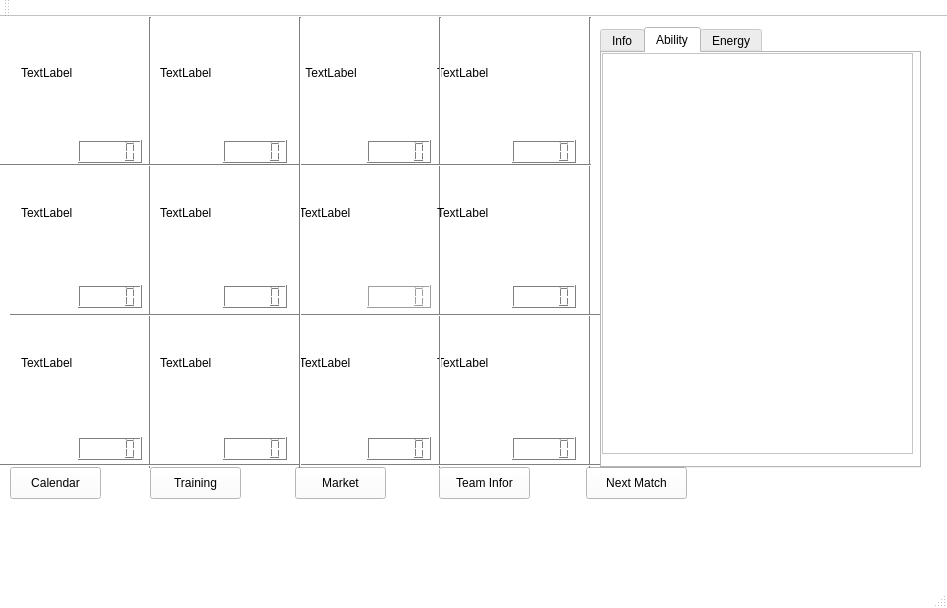
skandermoalla/CSE201-Top5, file BTM_Qt/mainwindow.ui: the form before one commit.
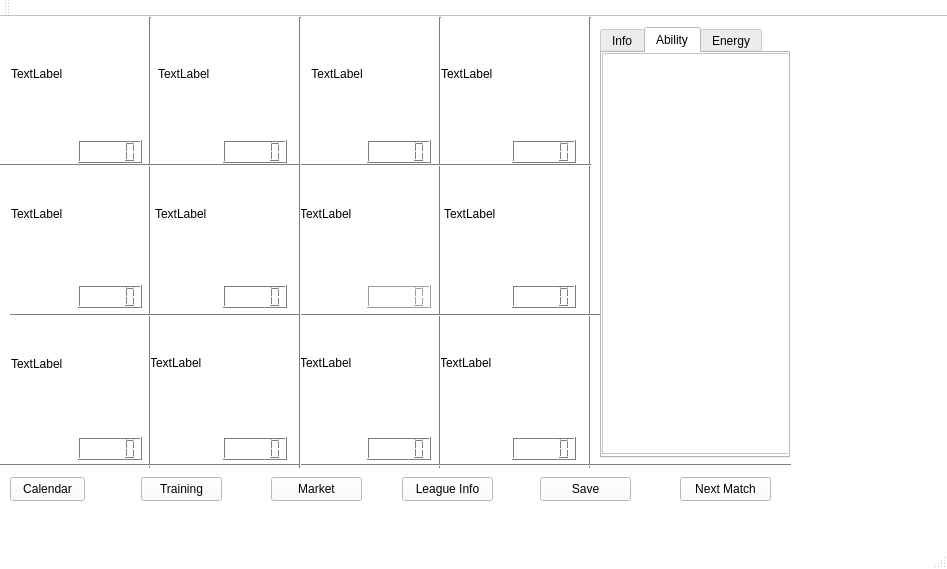
The form after the commit. Icons and pictures are not drawn.

Commit message:
Added a new button save to be clicked by the user
- When it is clicked, the game shows a massage(bgcolor of the message needs to be changed)
- Everything works fine with the save and resume

Diff of the .ui file:
```diff
--- a/BTM_Qt/mainwindow.ui
+++ b/BTM_Qt/mainwindow.ui
@@ -7,7 +7,7 @@
     <x>0</x>
     <y>0</y>
     <width>947</width>
-    <height>608</height>
+    <height>569</height>
    </rect>
   </property>
   <property name="palette">
@@ -438,30 +438,29 @@
    <string notr="true">background-image: url(:/images/images/basketball3.jpg);</string>
   </property>
   <widget class="QWidget" name="centralWidget">
-   <layout class="QGridLayout" name="gridLayout"/>
    <widget class="QPushButton" name="pushButton_4">
     <property name="geometry">
      <rect>
-      <x>439</x>
-      <y>450</y>
+      <x>402</x>
+      <y>460</y>
       <width>91</width>
-      <height>32</height>
+      <height>24</height>
      </rect>
     </property>
     <property name="styleSheet">
      <string notr="true">background-image: url(:/images/images/white background image.png);</string>
     </property>
     <property name="text">
-     <string>Team Infor</string>
+     <string>League Info</string>
     </property>
    </widget>
    <widget class="QPushButton" name="pushButton_5">
     <property name="geometry">
      <rect>
-      <x>586</x>
-      <y>450</y>
-      <width>101</width>
-      <height>32</height>
+      <x>680</x>
+      <y>460</y>
+      <width>91</width>
+      <height>24</height>
      </rect>
     </property>
     <property name="styleSheet">
@@ -474,10 +473,10 @@
    <widget class="QPushButton" name="pushButton_2">
     <property name="geometry">
      <rect>
-      <x>295</x>
-      <y>450</y>
+      <x>271</x>
+      <y>460</y>
       <width>91</width>
-      <height>32</height>
+      <height>24</height>
      </rect>
     </property>
     <property name="styleSheet">
@@ -956,9 +955,9 @@
     <property name="geometry">
      <rect>
       <x>10</x>
-      <y>450</y>
-      <width>91</width>
-      <height>32</height>
+      <y>460</y>
+      <width>75</width>
+      <height>24</height>
      </rect>
     </property>
     <property name="styleSheet">
@@ -971,10 +970,10 @@
    <widget class="QPushButton" name="pushButton_3">
     <property name="geometry">
      <rect>
-      <x>150</x>
-      <y>450</y>
-      <width>91</width>
-      <height>32</height>
+      <x>141</x>
+      <y>460</y>
+      <width>81</width>
+      <height>24</height>
      </rect>
     </property>
     <property name="styleSheet">
@@ -9834,8 +9833,8 @@
      <rect>
       <x>600</x>
       <y>10</y>
-      <width>321</width>
-      <height>441</height>
+      <width>190</width>
+      <height>431</height>
      </rect>
     </property>
     <property name="minimumSize">
@@ -9990,137 +9989,6 @@
      <enum>Qt::Horizontal</enum>
     </property>
    </widget>
-   <widget class="QWidget" name="layoutWidget">
-    <property name="geometry">
-     <rect>
-      <x>10</x>
-      <y>150</y>
-      <width>571</width>
-      <height>91</height>
-     </rect>
-    </property>
-    <layout class="QHBoxLayout" name="horizontalLayout">
-     <item>
-      <widget class="QLabel" name="image_5">
-       <property name="text">
-        <string>TextLabel</string>
-       </property>
-      </widget>
-     </item>
-     <item>
-      <widget class="QLabel" name="image_6">
-       <property name="text">
-        <string>TextLabel</string>
-       </property>
-      </widget>
-     </item>
-     <item>
-      <widget class="QLabel" name="image_7">
-       <property name="text">
-        <string>TextLabel</string>
-       </property>
-      </widget>
-     </item>
-     <item>
-      <widget class="QLabel" name="image_8">
-       <property name="text">
-        <string>TextLabel</string>
-       </property>
-      </widget>
-     </item>
-    </layout>
-   </widget>
-   <widget class="QWidget" name="layoutWidget">
-    <property name="geometry">
-     <rect>
-      <x>10</x>
-      <y>10</y>
-      <width>571</width>
-      <height>91</height>
-     </rect>
-    </property>
-    <layout class="QHBoxLayout" name="horizontalLayout_2">
-     <item>
-      <widget class="QLabel" name="image_1">
-       <property name="styleSheet">
-        <string notr="true"/>
-       </property>
-       <property name="text">
-        <string>TextLabel</string>
-       </property>
-      </widget>
-     </item>
-     <item>
-      <widget class="QLabel" name="image_2">
-       <property name="text">
-        <string>TextLabel</string>
-       </property>
-      </widget>
-     </item>
-     <item>
-      <widget class="QLabel" name="image_3">
-       <property name="text">
-        <string>  TextLabel</string>
-       </property>
-      </widget>
-     </item>
-     <item>
-      <widget class="QLabel" name="image_4">
-       <property name="text">
-        <string>TextLabel</string>
-       </property>
-      </widget>
-     </item>
-    </layout>
-    <zorder>image_1</zorder>
-    <zorder>image_3</zorder>
-    <zorder>image_2</zorder>
-    <zorder>image_4</zorder>
-   </widget>
-   <widget class="QWidget" name="layoutWidget">
-    <property name="geometry">
-     <rect>
-      <x>10</x>
-      <y>300</y>
-      <width>571</width>
-      <height>91</height>
-     </rect>
-    </property>
-    <layout class="QHBoxLayout" name="horizontalLayout_3">
-     <item>
-      <widget class="QLabel" name="image_9">
-       <property name="text">
-        <string>TextLabel</string>
-       </property>
-      </widget>
-     </item>
-     <item>
-      <widget class="QLabel" name="image_10">
-       <property name="text">
-        <string>TextLabel</string>
-       </property>
-      </widget>
-     </item>
-     <item>
-      <widget class="QLabel" name="image_11">
-       <property name="text">
-        <string>TextLabel</string>
-       </property>
-      </widget>
-     </item>
-     <item>
-      <widget class="QLabel" name="image_12">
-       <property name="text">
-        <string>TextLabel</string>
-       </property>
-      </widget>
-     </item>
-    </layout>
-    <zorder>image_12</zorder>
-    <zorder>image_11</zorder>
-    <zorder>image_10</zorder>
-    <zorder>image_9</zorder>
-   </widget>
    <widget class="QLabel" name="label_9">
     <property name="enabled">
      <bool>true</bool>
@@ -10129,8 +9997,8 @@
      <rect>
       <x>20</x>
       <y>390</y>
-      <width>111</width>
-      <height>20</height>
+      <width>54</width>
+      <height>19</height>
      </rect>
     </property>
     <property name="palette">
@@ -10565,7 +10433,7 @@
       <x>156</x>
       <y>99</y>
       <width>141</width>
-      <height>20</height>
+      <height>19</height>
      </rect>
     </property>
     <property name="palette">
@@ -11429,6 +11297,181 @@
      <string>Pos2</string>
     </property>
    </widget>
+   <widget class="QPushButton" name="pushButton_6">
+    <property name="geometry">
+     <rect>
+      <x>540</x>
+      <y>460</y>
+      <width>91</width>
+      <height>24</height>
+     </rect>
+    </property>
+    <property name="styleSheet">
+     <string notr="true">background-image: url(:/images/images/white background image.png);</string>
+    </property>
+    <property name="text">
+     <string>Save</string>
+    </property>
+   </widget>
+   <widget class="QLabel" name="image_9">
+    <property name="geometry">
+     <rect>
+      <x>11</x>
+      <y>301</y>
+      <width>131</width>
+      <height>91</height>
+     </rect>
+    </property>
+    <property name="text">
+     <string>TextLabel</string>
+    </property>
+   </widget>
+   <widget class="QLabel" name="image_10">
+    <property name="geometry">
+     <rect>
+      <x>150</x>
+      <y>300</y>
+      <width>141</width>
+      <height>91</height>
+     </rect>
+    </property>
+    <property name="text">
+     <string>TextLabel</string>
+    </property>
+   </widget>
+   <widget class="QLabel" name="image_11">
+    <property name="geometry">
+     <rect>
+      <x>300</x>
+      <y>300</y>
+      <width>131</width>
+      <height>91</height>
+     </rect>
+    </property>
+    <property name="text">
+     <string>TextLabel</string>
+    </property>
+   </widget>
+   <widget class="QLabel" name="image_12">
+    <property name="geometry">
+     <rect>
+      <x>440</x>
+      <y>300</y>
+      <width>141</width>
+      <height>91</height>
+     </rect>
+    </property>
+    <property name="text">
+     <string>TextLabel</string>
+    </property>
+   </widget>
+   <widget class="QLabel" name="image_5">
+    <property name="geometry">
+     <rect>
+      <x>11</x>
+      <y>151</y>
+      <width>131</width>
+      <height>91</height>
+     </rect>
+    </property>
+    <property name="text">
+     <string>TextLabel</string>
+    </property>
+   </widget>
+   <widget class="QLabel" name="image_6">
+    <property name="geometry">
+     <rect>
+      <x>155</x>
+      <y>151</y>
+      <width>141</width>
+      <height>91</height>
+     </rect>
+    </property>
+    <property name="text">
+     <string>TextLabel</string>
+    </property>
+   </widget>
+   <widget class="QLabel" name="image_7">
+    <property name="geometry">
+     <rect>
+      <x>300</x>
+      <y>151</y>
+      <width>131</width>
+      <height>91</height>
+     </rect>
+    </property>
+    <property name="text">
+     <string>TextLabel</string>
+    </property>
+   </widget>
+   <widget class="QLabel" name="image_8">
+    <property name="geometry">
+     <rect>
+      <x>444</x>
+      <y>151</y>
+      <width>141</width>
+      <height>91</height>
+     </rect>
+    </property>
+    <property name="text">
+     <string>TextLabel</string>
+    </property>
+   </widget>
+   <widget class="QLabel" name="image_1">
+    <property name="geometry">
+     <rect>
+      <x>11</x>
+      <y>11</y>
+      <width>131</width>
+      <height>91</height>
+     </rect>
+    </property>
+    <property name="styleSheet">
+     <string notr="true"/>
+    </property>
+    <property name="text">
+     <string>TextLabel</string>
+    </property>
+   </widget>
+   <widget class="QLabel" name="image_2">
+    <property name="geometry">
+     <rect>
+      <x>158</x>
+      <y>11</y>
+      <width>141</width>
+      <height>91</height>
+     </rect>
+    </property>
+    <property name="text">
+     <string>TextLabel</string>
+    </property>
+   </widget>
+   <widget class="QLabel" name="image_3">
+    <property name="geometry">
+     <rect>
+      <x>305</x>
+      <y>11</y>
+      <width>131</width>
+      <height>91</height>
+     </rect>
+    </property>
+    <property name="text">
+     <string>  TextLabel</string>
+    </property>
+   </widget>
+   <widget class="QLabel" name="image_4">
+    <property name="geometry">
+     <rect>
+      <x>441</x>
+      <y>11</y>
+      <width>141</width>
+      <height>91</height>
+     </rect>
+    </property>
+    <property name="text">
+     <string>TextLabel</string>
+    </property>
+   </widget>
    <zorder>label_2p</zorder>
    <zorder>pushButton_4</zorder>
    <zorder>pushButton_5</zorder>
```
Left out of the diff: 1 changed line with no effect on the pictures. The commit also changes 2 other files.
